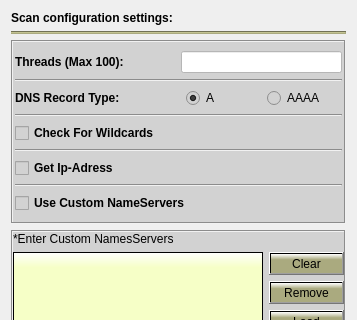
This is Gui/src/BruteTab/BruteConfigDialog.ui in 3nock/OTE as Qt 5 draws it before an edit; both pictures show x 0 to 357 and y 0 to 320 of the 357 by 485 pixel window. The edited form follows.
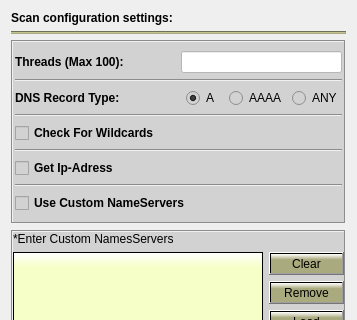
This is the edited form.

```diff
--- a/Gui/src/BruteTab/BruteConfigDialog.ui
+++ b/Gui/src/BruteTab/BruteConfigDialog.ui
@@ -235,6 +235,13 @@
             </attribute>
            </widget>
           </item>
+          <item>
+           <widget class="QRadioButton" name="radioButton_dnsRecordType_ANY">
+            <property name="text">
+             <string>ANY</string>
+            </property>
+           </widget>
+          </item>
          </layout>
         </item>
        </layout>
```
Left out of the diff: 5 changed lines with no effect on the pictures.
